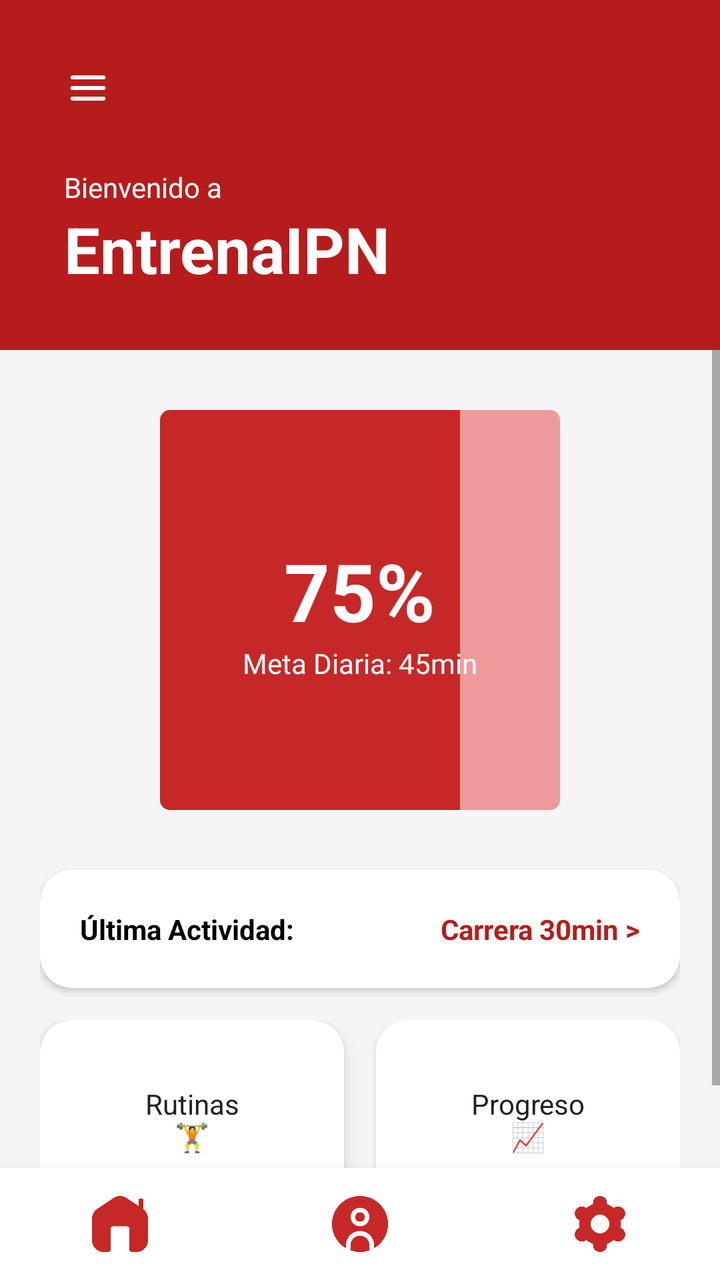
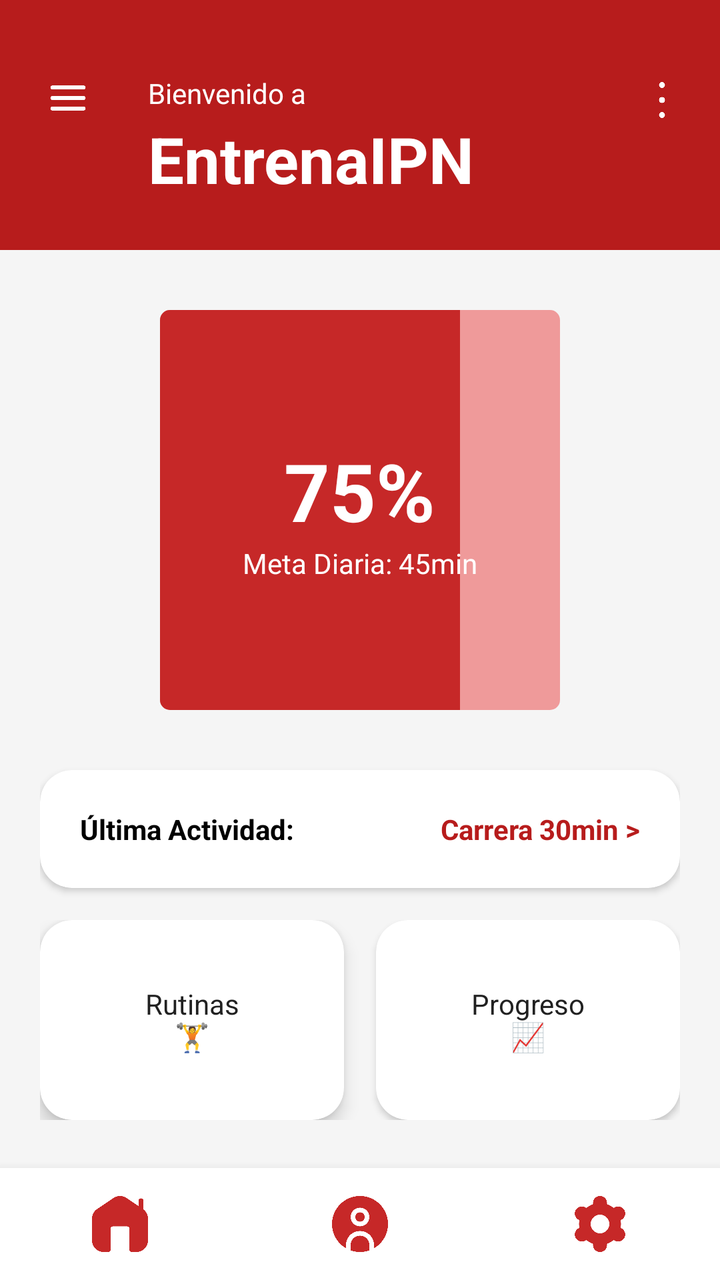

Two renders of the same Android screen: before a commit and after it. Below are the layout's source before the change and the commit's diff.
<!-- AndroidManifest.xml: application theme Theme.ActivaESCOM -->
<!-- res/layout/activity_main.xml -->
<?xml version="1.0" encoding="utf-8"?>
<androidx.drawerlayout.widget.DrawerLayout xmlns:android="http://schemas.android.com/apk/res/android"
    xmlns:app="http://schemas.android.com/apk/res-auto"
    android:id="@+id/drawerLayout"
    android:layout_width="match_parent"
    android:layout_height="match_parent">

    <androidx.constraintlayout.widget.ConstraintLayout
        android:layout_width="match_parent"
        android:layout_height="match_parent"
        android:background="@color/gray_background">

        <View
            android:id="@+id/header_bg"
            android:layout_width="match_parent"
            android:layout_height="175dp"
            android:background="@color/red_900"
            app:layout_constraintTop_toTopOf="parent"
            app:layout_constraintStart_toStartOf="parent"
            app:layout_constraintEnd_toEndOf="parent" />

        <ImageButton
            android:id="@+id/btnHamburguesa"
            android:layout_width="48dp"
            android:layout_height="48dp"
            android:src="@drawable/navigation"
            android:background="@android:color/transparent"
            android:scaleType="fitCenter"
            android:padding="8dp"
            android:layout_marginStart="20dp"
            android:layout_marginTop="20dp"
            app:layout_constraintTop_toTopOf="parent"
            app:layout_constraintStart_toStartOf="parent" />

        
        <TextView
            android:id="@+id/tv_appname"
            android:layout_width="wrap_content"
            android:layout_height="wrap_content"
            android:layout_marginStart="32dp"
            android:layout_marginTop="16dp"
            android:text="Bienvenido a"
            android:textColor="@color/white"
            android:textSize="14sp"
            app:layout_constraintStart_toStartOf="parent"
            app:layout_constraintTop_toBottomOf="@id/btnHamburguesa" />

        
        <TextView
            android:id="@+id/tv_screen_title"
            android:layout_width="wrap_content"
            android:layout_height="wrap_content"
            android:layout_marginStart="32dp"
            android:text="EntrenaIPN"
            android:textColor="@color/white"
            android:textSize="32sp"
            android:textStyle="bold"
            app:layout_constraintStart_toStartOf="parent"
            app:layout_constraintTop_toBottomOf="@id/tv_appname" />

        <ScrollView
            android:layout_width="match_parent"
            android:layout_height="0dp"
            app:layout_constraintBottom_toTopOf="@id/bottomNavBar"
            app:layout_constraintEnd_toEndOf="parent"
            app:layout_constraintStart_toStartOf="parent"
            app:layout_constraintTop_toBottomOf="@id/header_bg">

            <LinearLayout
                android:layout_width="match_parent"
                android:layout_height="wrap_content"
                android:orientation="vertical"
                android:padding="20dp">

                <FrameLayout
                    android:layout_width="200dp"
                    android:layout_height="200dp"
                    android:layout_gravity="center"
                    android:layout_marginTop="10dp"
                    android:layout_marginBottom="30dp">

                    <ProgressBar
                        style="?android:attr/progressBarStyleHorizontal"
                        android:layout_width="match_parent"
                        android:layout_height="match_parent"
                        android:indeterminateOnly="false"
                        android:progress="75"
                        android:progressBackgroundTint="@color/red_300"
                        android:progressDrawable="@android:drawable/progress_horizontal"
                        android:progressTint="@color/red_800" />

                    <LinearLayout
                        android:layout_width="wrap_content"
                        android:layout_height="wrap_content"
                        android:layout_gravity="center"
                        android:gravity="center"
                        android:orientation="vertical">

                        <TextView
                            android:layout_width="wrap_content"
                            android:layout_height="wrap_content"
                            android:text="75%"
                            android:textColor="@color/white"
                            android:textSize="40sp"
                            android:textStyle="bold" />

                        <TextView
                            android:layout_width="wrap_content"
                            android:layout_height="wrap_content"
                            android:text="Meta Diaria: 45min"
                            android:textColor="@color/white" />
                    </LinearLayout>
                </FrameLayout>

                <androidx.cardview.widget.CardView
                    android:id="@+id/cardUltimaActividad"
                    android:layout_width="match_parent"
                    android:layout_height="wrap_content"
                    android:layout_marginBottom="16dp"
                    app:cardCornerRadius="16dp"
                    app:cardElevation="2dp">

                    <LinearLayout
                        android:layout_width="match_parent"
                        android:layout_height="wrap_content"
                        android:orientation="horizontal"
                        android:padding="20dp">

                        <TextView
                            android:layout_width="0dp"
                            android:layout_height="wrap_content"
                            android:layout_weight="1"
                            android:text="Última Actividad:"
                            android:textColor="@color/black"
                            android:textStyle="bold" />

                        <TextView
                            android:layout_width="wrap_content"
                            android:layout_height="wrap_content"
                            android:text="Carrera 30min >"
                            android:textColor="@color/red_900"
                            android:textStyle="bold" />
                    </LinearLayout>
                </androidx.cardview.widget.CardView>

                <LinearLayout
                    android:layout_width="match_parent"
                    android:layout_height="wrap_content"
                    android:baselineAligned="false"
                    android:orientation="horizontal">

                    
                    <androidx.cardview.widget.CardView
                        android:id="@+id/cardRutinas"
                        android:layout_width="0dp"
                        android:layout_height="100dp"
                        android:layout_marginEnd="8dp"
                        android:layout_weight="1"
                        app:cardCornerRadius="16dp"
                        app:cardElevation="5dp">

                        <TextView
                            android:layout_width="match_parent"
                            android:layout_height="match_parent"
                            android:gravity="center"
                            android:text="Rutinas\n🏋️"
                            android:textColor="@color/text_dark" />
                    </androidx.cardview.widget.CardView>

                    <androidx.cardview.widget.CardView
                        android:id="@+id/cardProgreso"
                        android:layout_width="0dp"
                        android:layout_height="100dp"
                        android:layout_marginStart="8dp"
                        android:layout_weight="1"
                        app:cardCornerRadius="16dp"
                        app:cardElevation="2dp">

                        <TextView
                            android:layout_width="match_parent"
                            android:layout_height="match_parent"
                            android:gravity="center"
                            android:text="Progreso\n📈"
                            android:textColor="@color/text_dark" />
                    </androidx.cardview.widget.CardView>
                </LinearLayout>
            </LinearLayout>
        </ScrollView>

        <include
            android:id="@+id/bottomNavBar"
            layout="@layout/bottom_navigation"
            android:layout_width="match_parent"
            android:layout_height="56dp"
            app:layout_constraintBottom_toBottomOf="parent"
            app:layout_constraintStart_toStartOf="parent"
            app:layout_constraintEnd_toEndOf="parent" />

    </androidx.constraintlayout.widget.ConstraintLayout>

    
    <com.google.android.material.navigation.NavigationView
        android:id="@+id/navigationView"
        android:layout_width="wrap_content"
        android:layout_height="match_parent"
        android:layout_gravity="start"
        android:background="@color/white"
        app:headerLayout="@layout/nav_header"
        app:menu="@menu/nav_menu" />

</androidx.drawerlayout.widget.DrawerLayout>
<!-- res/layout/bottom_navigation.xml (included above) -->
<?xml version="1.0" encoding="utf-8"?>
<LinearLayout xmlns:android="http://schemas.android.com/apk/res/android"
    android:id="@+id/bottomNavBar"
    android:layout_width="match_parent"
    android:layout_height="56dp"
    android:orientation="horizontal"
    android:background="@color/white"
    android:elevation="8dp">

    <ImageButton
        android:id="@+id/navInicio"
        android:layout_width="0dp"
        android:layout_height="match_parent"
        android:layout_weight="1"
        android:src="@drawable/home"
        android:background="?attr/selectableItemBackgroundBorderless"
        android:scaleType="fitCenter"
        android:padding="14dp"
        android:tint="@color/red_1" />

    <ImageButton
        android:id="@+id/navPerfil"
        android:layout_width="0dp"
        android:layout_height="match_parent"
        android:layout_weight="1"
        android:src="@drawable/profile"
        android:background="?attr/selectableItemBackgroundBorderless"
        android:scaleType="fitCenter"
        android:padding="14dp"
        android:tint="@color/red_1"/>

    <ImageButton
        android:id="@+id/navConfig"
        android:layout_width="0dp"
        android:layout_height="match_parent"
        android:layout_weight="1"
        android:src="@drawable/settings"
        android:background="?attr/selectableItemBackgroundBorderless"
        android:scaleType="fitCenter"
        android:padding="14dp"
        android:tint="@color/red_1"/>
</LinearLayout>
<!-- res/layout/nav_header.xml (included above) -->
<?xml version="1.0" encoding="utf-8"?>
<LinearLayout xmlns:android="http://schemas.android.com/apk/res/android"
    android:layout_width="match_parent"
    android:layout_height="match_parent"
    android:orientation="vertical"
    android:background="@color/white">

    <LinearLayout
        android:layout_width="311dp"
        android:layout_height="175dp"
        android:background="@color/red_900"
        android:gravity="bottom"
        android:orientation="vertical"
        android:padding="25dp">

        <ImageView
            android:layout_width="60dp"
            android:layout_height="60dp"
            android:src="@drawable/logo_ipn"
            android:tint="@color/white" />

        <TextView
            android:layout_width="wrap_content"
            android:layout_height="wrap_content"
            android:layout_marginTop="14dp"
            android:text="EntrenaIPN"
            android:textColor="@color/white"
            android:textSize="20sp"
            android:textStyle="bold" />

        <TextView
            android:layout_width="wrap_content"
            android:layout_height="wrap_content"
            android:text="ESCOM - ISC"
            android:textColor="@color/red_300"
            android:textSize="14sp" />
    </LinearLayout>

    <LinearLayout
        android:layout_width="310dp"
        android:layout_height="wrap_content"
        android:orientation="vertical"
        android:paddingTop="15dp">

        <TextView
            android:id="@+id/menu_actividad"
            android:layout_width="match_parent"
            android:layout_height="wrap_content"
            android:background="?attr/selectableItemBackground"
            android:clickable="true"
            android:focusable="true"
            android:padding="16dp"
            android:text="🏠  Inicio"
            android:textColor="@color/black"
            android:textSize="16sp" />

        <TextView
            android:id="@+id/menu_progreso"
            android:layout_width="match_parent"
            android:layout_height="wrap_content"
            android:background="?attr/selectableItemBackground"
            android:clickable="true"
            android:focusable="true"
            android:padding="16dp"
            android:text="📈  Progreso semanal"
            android:textColor="@color/black"
            android:textSize="16sp" />

        <LinearLayout
            android:id="@+id/menu_nuevo_container"
            android:layout_width="match_parent"
            android:layout_height="wrap_content"
            android:orientation="vertical">

            <LinearLayout
                android:id="@+id/menu_nuevo_header"
                android:layout_width="match_parent"
                android:layout_height="wrap_content"
                android:background="?attr/selectableItemBackground"
                android:clickable="true"
                android:focusable="true"
                android:orientation="horizontal"
                android:paddingStart="16dp"
                android:paddingEnd="16dp"
                android:paddingTop="16dp"
                android:paddingBottom="16dp"
                android:gravity="center_vertical">

                <TextView
                    android:id="@+id/menu_nuevo_label"
                    android:layout_width="0dp"
                    android:layout_height="wrap_content"
                    android:layout_weight="1"
                    android:text="💪  Entrenamientos"
                    android:textColor="@color/black"
                    android:textSize="16sp" />

                <ImageView
                    android:id="@+id/menu_nuevo_arrow"
                    android:layout_width="20dp"
                    android:layout_height="20dp"
                    android:src="@drawable/opciones_entrenamientos"
                    android:rotation="0"
                    android:tint="@color/gray_text"
                    android:layout_marginEnd="25dp"/>

            </LinearLayout>

            <LinearLayout
                android:id="@+id/menu_nuevo_submenu"
                android:layout_width="match_parent"
                android:layout_height="wrap_content"
                android:orientation="vertical"
                android:paddingStart="16dp"
                android:visibility="gone">

                <TextView
                    android:id="@+id/menu_config_nuevo_entrenamiento"
                    android:layout_width="match_parent"
                    android:layout_height="wrap_content"
                    android:background="?attr/selectableItemBackground"
                    android:clickable="true"
                    android:focusable="true"
                    android:padding="12dp"
                    android:text="📝  Configurar entrenamiento"
                    android:textColor="@color/black"
                    android:textSize="15sp" />

                <TextView
                    android:id="@+id/menu_ejercicio_carrera"
                    android:layout_width="match_parent"
                    android:layout_height="wrap_content"
                    android:background="?attr/selectableItemBackground"
                    android:clickable="true"
                    android:focusable="true"
                    android:padding="12dp"
                    android:text="🏃  Carrera"
                    android:textColor="@color/black"
                    android:textSize="15sp" />

                <TextView
                    android:id="@+id/menu_ejercicio_caminata"
                    android:layout_width="match_parent"
                    android:layout_height="wrap_content"
                    android:background="?attr/selectableItemBackground"
                    android:clickable="true"
                    android:focusable="true"
                    android:padding="12dp"
                    android:text="🚶  Caminata"
                    android:textColor="@color/black"
                    android:textSize="15sp" />

                <TextView
                    android:id="@+id/menu_ejercicio_bicicleta"
                    android:layout_width="match_parent"
                    android:layout_height="wrap_content"
                    android:background="?attr/selectableItemBackground"
                    android:clickable="true"
                    android:focusable="true"
                    android:padding="12dp"
                    android:text="🚴  Bicicleta"
                    android:textColor="@color/black"
                    android:textSize="15sp" />

                <TextView
                    android:id="@+id/menu_ejercicio_fuerza"
                    android:layout_width="match_parent"
                    android:layout_height="wrap_content"
                    android:background="?attr/selectableItemBackground"
                    android:clickable="true"
                    android:focusable="true"
                    android:padding="12dp"
                    android:text="🏋️  Fuerza"
                    android:textColor="@color/black"
                    android:textSize="15sp" />

                <TextView
                    android:id="@+id/menu_ejercicio_yoga"
                    android:layout_width="match_parent"
                    android:layout_height="wrap_content"
                    android:background="?attr/selectableItemBackground"
                    android:clickable="true"
                    android:focusable="true"
                    android:padding="12dp"
                    android:text="🧘  Yoga"
                    android:textColor="@color/black"
                    android:textSize="15sp" />

                <TextView
                    android:id="@+id/menu_ejercicio_natacion"
                    android:layout_width="match_parent"
                    android:layout_height="wrap_content"
                    android:background="?attr/selectableItemBackground"
                    android:clickable="true"
                    android:focusable="true"
                    android:padding="12dp"
                    android:text="🏊  Natación"
                    android:textColor="@color/black"
                    android:textSize="15sp" />

            </LinearLayout>

        </LinearLayout>

        <TextView
            android:id="@+id/menu_config"
            android:layout_width="match_parent"
            android:layout_height="wrap_content"
            android:background="?attr/selectableItemBackground"
            android:clickable="true"
            android:focusable="true"
            android:padding="16dp"
            android:text="⚙️  Configuración"
            android:textColor="@color/black"
            android:textSize="16sp" />

        <View
            android:layout_width="match_parent"
            android:layout_height="1dp"
            android:layout_marginHorizontal="16dp"
            android:layout_marginTop="8dp"
            android:background="@color/gray_light" />

        <TextView
            android:id="@+id/menu_logout"
            android:layout_width="match_parent"
            android:layout_height="wrap_content"
            android:background="?attr/selectableItemBackground"
            android:clickable="true"
            android:focusable="true"
            android:padding="16dp"
            android:text="🚪  Cerrar sesión"
            android:textColor="@color/red_900"
            android:textSize="16sp" />
    </LinearLayout>
</LinearLayout>
<!-- resources referenced by this layout -->
<resources>
  <color name="black">#FF000000</color>
  <color name="gray_background">#F5F5F5</color>
  <color name="gray_light">#E0E0E0</color>
  <color name="gray_text">#9E9E9E</color>
  <color name="red_1">#C62828</color>
  <color name="red_300">#EF9A9A</color>
  <color name="red_800">#C62828</color>
  <color name="red_900">#B71C1C</color>
  <color name="text_dark">#212121</color>
  <color name="white">#FFFFFFFF</color>
  <!-- drawable home: png bitmap (drawable, 8137 bytes) -->
  <!-- drawable logo_ipn: png bitmap (drawable, 799627 bytes) -->
  <!-- drawable navigation: png bitmap (drawable, 8970 bytes) -->
  <!-- drawable opciones_entrenamientos: png bitmap (drawable, 3444 bytes) -->
  <!-- drawable profile: png bitmap (drawable, 16040 bytes) -->
  <!-- drawable settings: png bitmap (drawable, 12454 bytes) -->
  <style name="Theme.ActivaESCOM" parent="Base.Theme.ActivaESCOM">
      </style>
  <style name="Base.Theme.ActivaESCOM" parent="Theme.MaterialComponents.DayNight.NoActionBar">
      </style>
</resources>

<!-- the commit's change to res/layout/activity_main.xml (unified diff, before → after) -->
@@ -13,7 +13,7 @@
         <View
             android:id="@+id/header_bg"
             android:layout_width="match_parent"
-            android:layout_height="175dp"
+            android:layout_height="125dp"
             android:background="@color/red_900"
             app:layout_constraintTop_toTopOf="parent"
             app:layout_constraintStart_toStartOf="parent"
@@ -27,36 +27,53 @@
             android:background="@android:color/transparent"
             android:scaleType="fitCenter"
             android:padding="8dp"
-            android:layout_marginStart="20dp"
-            android:layout_marginTop="20dp"
+            android:layout_marginStart="10dp"
+            android:layout_marginTop="25dp"
             app:layout_constraintTop_toTopOf="parent"
             app:layout_constraintStart_toStartOf="parent" />
 
-        
+        <ImageButton
+            android:id="@+id/btnMasOpciones"
+            android:layout_width="38dp"
+            android:layout_height="38dp"
+            android:src="@drawable/opciones"
+            android:background="?attr/selectableItemBackgroundBorderless"
+            android:scaleType="fitCenter"
+            android:padding="10dp"
+            android:layout_marginEnd="10dp"
+            android:layout_marginTop="31dp"
+            android:tint="@color/white"
+            app:layout_constraintTop_toTopOf="parent"
+            app:layout_constraintEnd_toEndOf="parent"
+            android:clickable="true"
+            android:focusable="true" />
+
         <TextView
             android:id="@+id/tv_appname"
             android:layout_width="wrap_content"
             android:layout_height="wrap_content"
-            android:layout_marginStart="32dp"
-            android:layout_marginTop="16dp"
+            android:layout_marginStart="16dp"
+            android:layout_marginTop="37dp"
             android:text="Bienvenido a"
             android:textColor="@color/white"
             android:textSize="14sp"
-            app:layout_constraintStart_toStartOf="parent"
-            app:layout_constraintTop_toBottomOf="@id/btnHamburguesa" />
-
-        
+            app:layout_constraintStart_toEndOf="@id/btnHamburguesa"
+            app:layout_constraintTop_toTopOf="parent" />
+
         <TextView
             android:id="@+id/tv_screen_title"
-            android:layout_width="wrap_content"
-            android:layout_height="wrap_content"
-            android:layout_marginStart="32dp"
+            android:layout_width="0dp"
+            android:layout_height="wrap_content"
+            android:layout_marginStart="16dp"
+            android:layout_marginTop="2dp"
+            android:layout_marginEnd="16dp"
             android:text="EntrenaIPN"
             android:textColor="@color/white"
             android:textSize="32sp"
             android:textStyle="bold"
-            app:layout_constraintStart_toStartOf="parent"
-            app:layout_constraintTop_toBottomOf="@id/tv_appname" />
+            app:layout_constraintStart_toEndOf="@id/btnHamburguesa"
+            app:layout_constraintEnd_toStartOf="@id/btnMasOpciones"
+            app:layout_constraintTop_toBottomOf="@id/tv_appname"/>
 
         <ScrollView
             android:layout_width="match_parent"
@@ -377,7 +394,7 @@
                     android:clickable="true"
                     android:focusable="true"
                     android:padding="12dp"
-                    android:text="📝  Configurar entrenamiento"
+                    android:text="📝  Nuevo entrenamiento"
                     android:textColor="@color/black"
                     android:textSize="15sp" />
 
<!-- resource entries referenced after the edit -->
@@ -13,6 +13,7 @@
   <!-- drawable home: png bitmap (drawable, 8137 bytes) -->
   <!-- drawable logo_ipn: png bitmap (drawable, 799627 bytes) -->
   <!-- drawable navigation: png bitmap (drawable, 8970 bytes) -->
+  <!-- drawable opciones: png bitmap (drawable, 5253 bytes) -->
   <!-- drawable opciones_entrenamientos: png bitmap (drawable, 3444 bytes) -->
   <!-- drawable profile: png bitmap (drawable, 16040 bytes) -->
   <!-- drawable settings: png bitmap (drawable, 12454 bytes) -->
